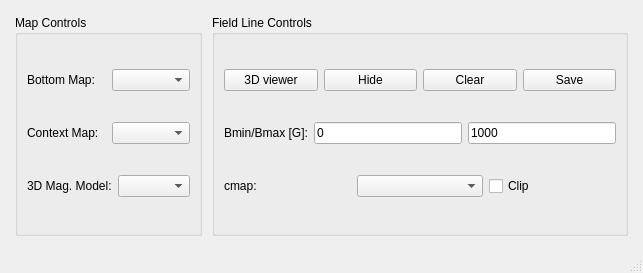
Above: pyampp/gxbox/UI/gxbox.ui from suncast-org/pyAMPP before the change. Below: the same form after it.
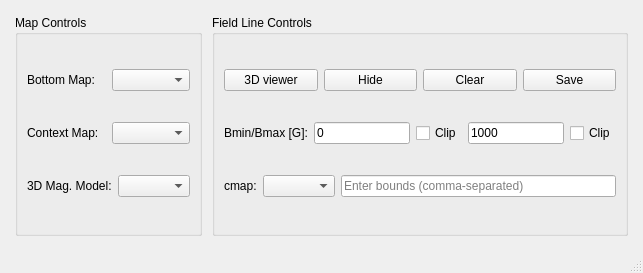
That is the form after the change.

Commit message: Refactor coordinate handling and improve box file loading functionality

```diff
--- a/pyampp/gxbox/UI/gxbox.ui
+++ b/pyampp/gxbox/UI/gxbox.ui
@@ -140,6 +140,13 @@
              </property>
             </widget>
            </item>
+           <item>
+            <widget class="QCheckBox" name="bminClipCheckbox">
+             <property name="text">
+              <string>Clip</string>
+             </property>
+            </widget>
+           </item>
            <item>
             <widget class="QLineEdit" name="bmaxInput">
              <property name="text">
@@ -147,6 +154,13 @@
              </property>
             </widget>
            </item>
+           <item>
+            <widget class="QCheckBox" name="bmaxClipCheckbox">
+             <property name="text">
+              <string>Clip</string>
+             </property>
+            </widget>
+            </item>
           </layout>
          </item>
          <item>
@@ -162,9 +176,12 @@
             <widget class="QComboBox" name="cmapSelector"/>
            </item>
            <item>
-            <widget class="QCheckBox" name="cmapClipCheckbox">
+            <widget class="QLineEdit" name="cmapDiscreteBoundsInput">
              <property name="text">
-              <string>Clip</string>
+              <string></string>
+             </property>
+             <property name="placeholderText">
+              <string>Enter bounds (comma-separated)</string>
              </property>
             </widget>
            </item>
```
Left out of the diff: 7 changed lines with no effect on the pictures. The commit also changes 1 other file.
